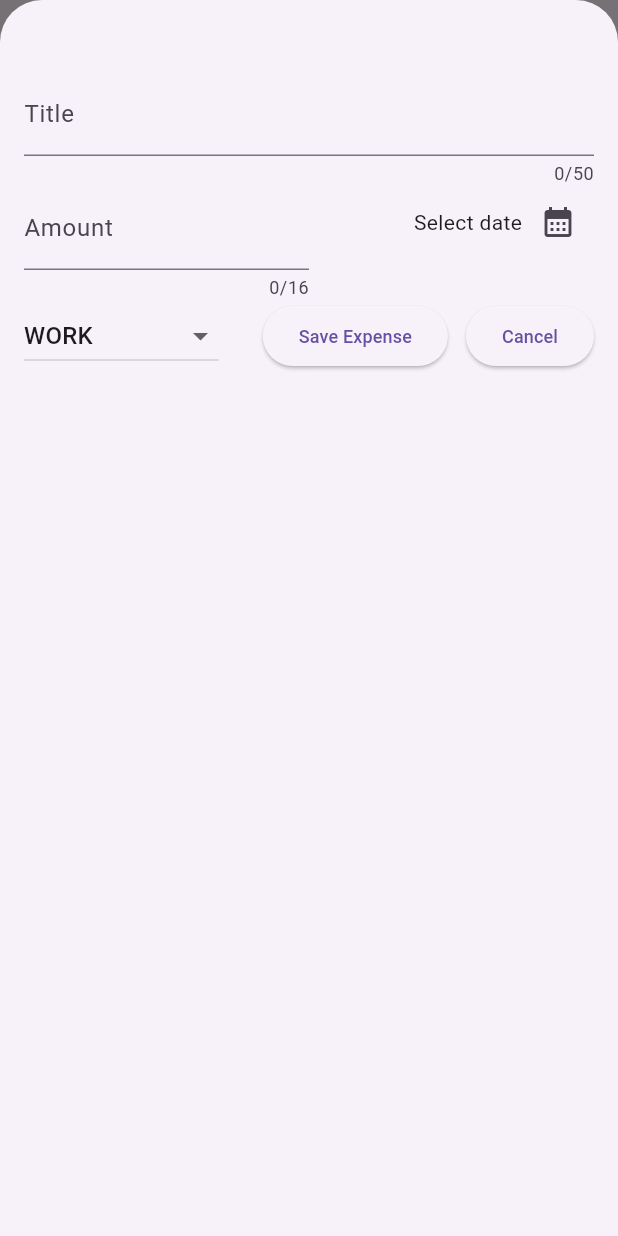
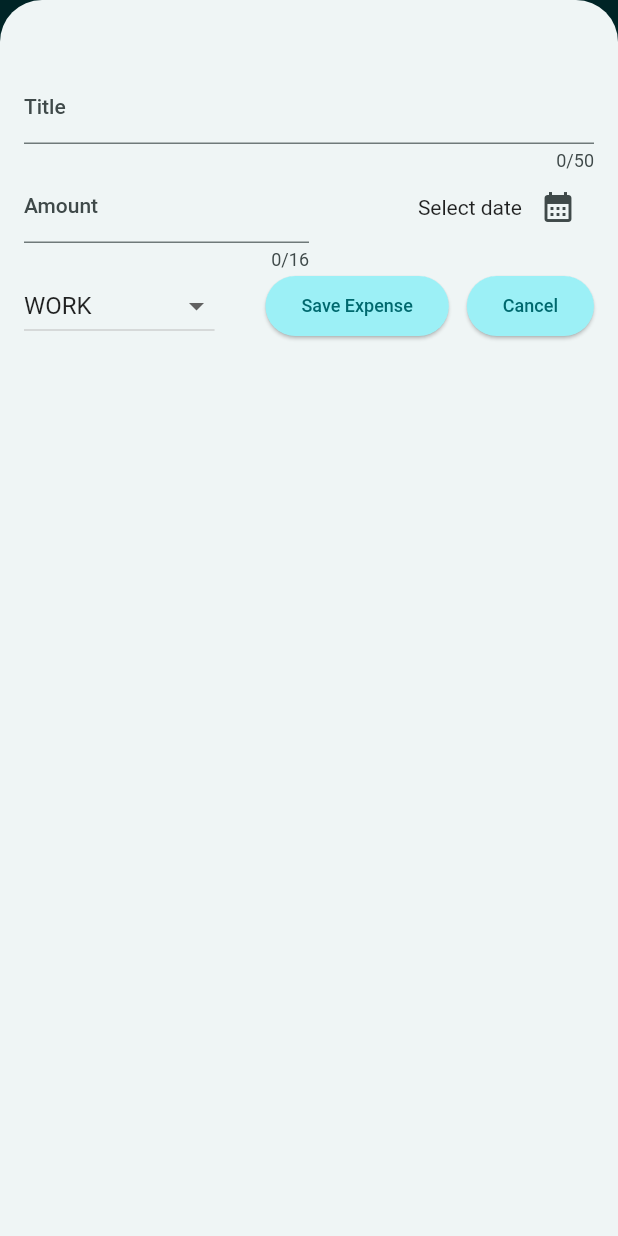
Before and after one commit to Ollarr/betaspend, a Flutter app: the screen it shows after launch, after a tap on the "add" icon, on a phone screen of 412 x 824 dp. Run offline on Flutter 3.47's test engine with Material 2 defaults, Android fonts, the phone set to English and light mode, and no system bars.

Commit message:
Configured the global theme for the app

```diff
--- a/lib/main.dart
+++ b/lib/main.dart
@@ -1,9 +1,53 @@
 import 'package:flutter/material.dart';
 import 'package:betaspend/widgets/expenses_screen.dart';
 
+var kColorScheme =
+    ColorScheme.fromSeed(seedColor: const Color.fromARGB(199, 9, 83, 87));
+
+var kDarkColorScheme = ColorScheme.fromSeed(
+    seedColor: const Color.fromARGB(197, 10, 202, 186),
+    brightness: Brightness.dark);
+
 void main() {
   runApp(MaterialApp(
-    theme: ThemeData(useMaterial3: true),
+    darkTheme: ThemeData.dark().copyWith(
+      useMaterial3: true,
+      colorScheme: kDarkColorScheme,
+      appBarTheme: const AppBarTheme().copyWith(
+        backgroundColor: kColorScheme.onPrimaryContainer,
+        foregroundColor: Colors.white60,
+      ),
+      elevatedButtonTheme: ElevatedButtonThemeData(
+        style: ElevatedButton.styleFrom(
+            backgroundColor: kDarkColorScheme.primaryContainer),
+      ),
+    ),
+    theme: ThemeData().copyWith(
+        useMaterial3: true,
+        colorScheme: kColorScheme,
+        appBarTheme: const AppBarTheme().copyWith(
+          backgroundColor: kColorScheme.onPrimaryContainer,
+          foregroundColor: kColorScheme.onSecondary,
+        ),
+        cardTheme: const CardTheme().copyWith(
+          color: kColorScheme.secondaryContainer,
+          margin: const EdgeInsets.symmetric(horizontal: 8, vertical: 12),
+        ),
+        elevatedButtonTheme: ElevatedButtonThemeData(
+          style: ElevatedButton.styleFrom(
+              // foregroundColor: kColorScheme.onSecondary,
+              backgroundColor: kColorScheme.primaryContainer),
+        ),
+        textTheme: ThemeData().textTheme.copyWith(
+            titleLarge: TextStyle(
+                color: kColorScheme.onTertiary,
+                fontSize: 18,
+                fontWeight: FontWeight.bold))
+        // scaffoldBackgroundColor: const Color.fromARGB(199, 9, 83, 87),
+        ),
+    // themeMode: ThemeMode.system, ...this is the default
+    // themeMode: ThemeMode.dark,
+
     home: const Expenses(),
   ));
 }
```
